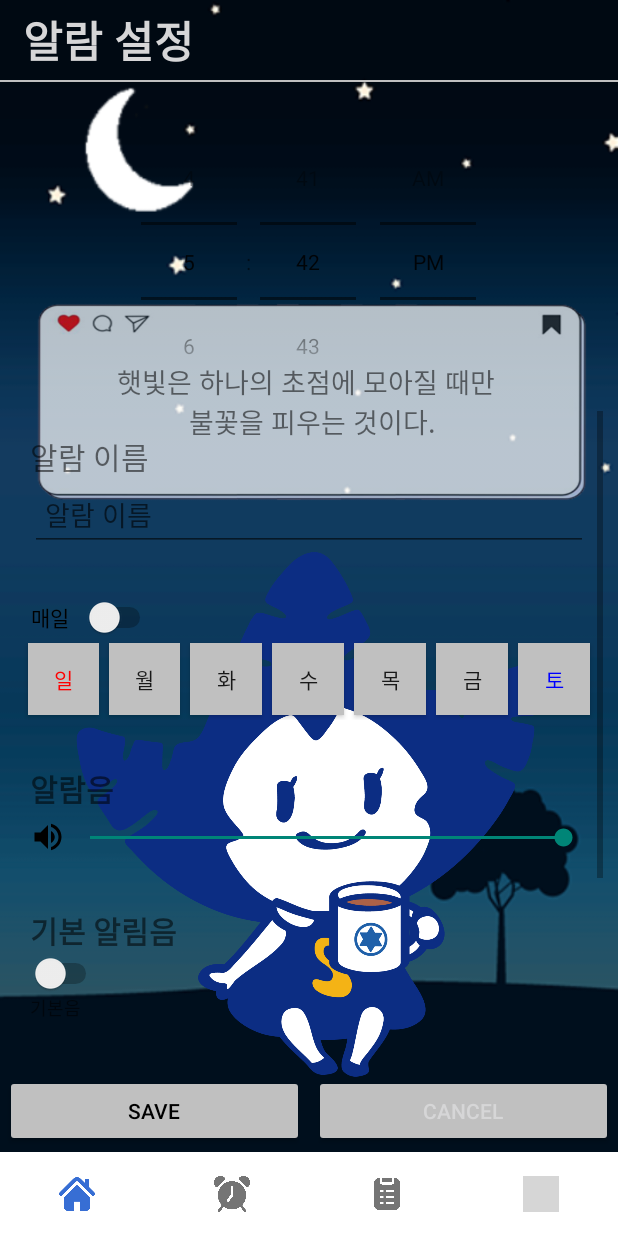
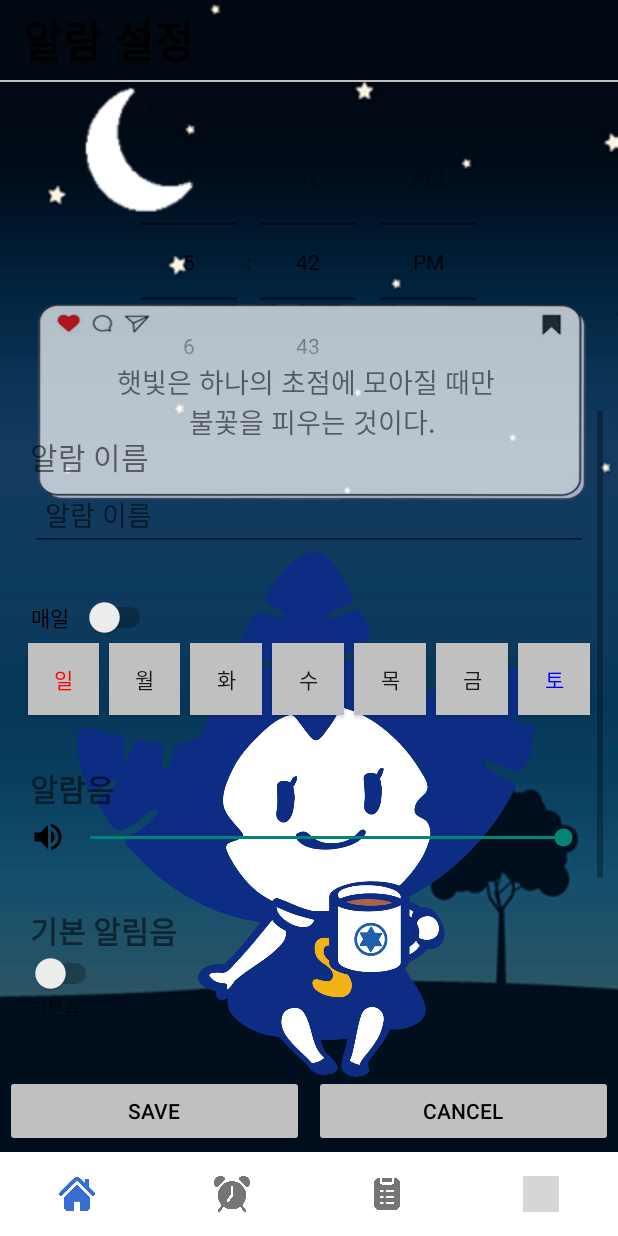
Before and after one commit to mobileProgramming-2023-2/project, an Android app: the fragment AlarmAddFragment placed in its activity, on a phone screen of 412 x 824 dp. Run offline under Robolectric (Android 15) with nearby library versions, the phone set to English and light mode, and no system bars; libraries missing offline, so code that uses them is left out: com.prolificinteractive.materialcalendarview; 1 statement that could not run was skipped; grey boxes are pictures that could not be loaded.

Commit message:
중간발표 - 모든 브렌치 메인으로 merge 후 발생하는 오류 수정

```diff
--- a/app/src/main/res/layout/fragment_alarm.xml
+++ b/app/src/main/res/layout/fragment_alarm.xml
@@ -24,7 +24,7 @@
         android:id="@+id/btn_add"
         android:layout_width="40sp"
         android:layout_height="40sp"
-        android:background="@color/white"
+        android:background="#FFFFFF"
         android:layout_gravity="end"
         android:layout_marginTop="20sp"
         android:layout_marginRight="45sp"
--- a/app/src/main/res/layout/fragment_alarm_add.xml
+++ b/app/src/main/res/layout/fragment_alarm_add.xml
@@ -15,7 +15,7 @@
         android:paddingLeft="10dp"
         android:textStyle="bold"
         android:layout_margin="5dp"
-        android:textColor="@color/black"/>
+        android:textColor="#000000"/>
     <View
         android:layout_width="match_parent"
         android:layout_height="1dp"
@@ -336,7 +336,7 @@
             android:layout_width="0dp"
             android:layout_height="wrap_content"
             android:layout_weight="1"
-            android:textColor="@color/black"
+            android:textColor="#000000"
             android:backgroundTint="#C0C0C0"
             android:layout_margin="3dp"
             android:text="cancel"/>
```
